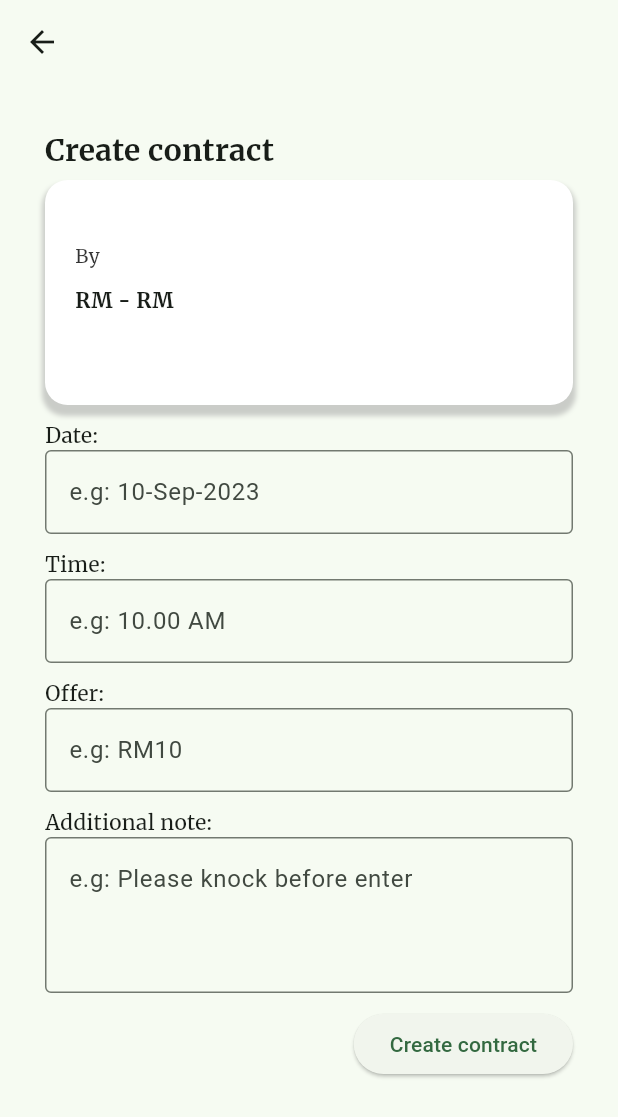
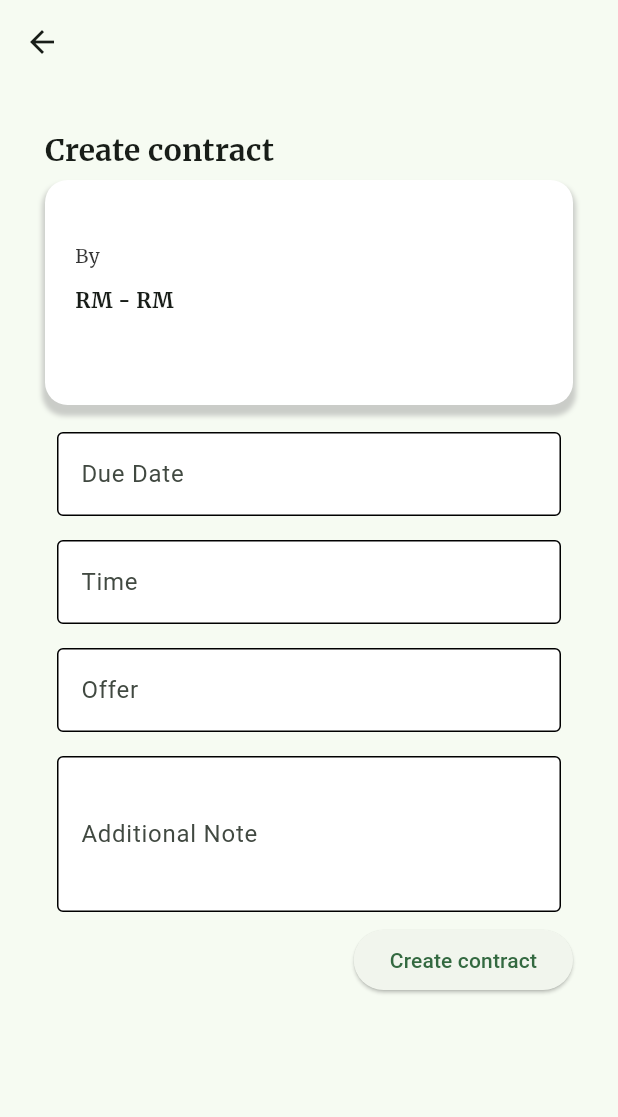
Before and after one commit to hakimnazry24/Fiverr-Clone-, a Flutter app: the CreateContractPage screen opened directly with empty values, on a phone screen of 412 x 824 dp. Shown: the top 1117 px of the screen. Run offline on Flutter 3.47's test engine with Material 3 defaults, Android fonts, the phone set to English and light mode, and no system bars; our stand-ins replace cloud_firestore, firebase_auth, firebase_core, google_fonts; accounts and stored records are empty.

Commit message:
update create contract page

```diff
--- a/lib/(contract)/contract_card.dart
+++ b/lib/(contract)/contract_card.dart
@@ -1,5 +1,5 @@
 import 'package:flutter/material.dart';
-import 'package:flutter_app/(contract)/createcontract.dart';
+import 'package:flutter_app/(contract)/createcontractpage.dart';
 
 class ContractCard extends StatelessWidget {
   var data;
--- a/lib/(contract)/createcontract.dart
+++ /dev/null
@@ -1,125 +0,0 @@
-import 'package:flutter/material.dart';
-import 'package:flutter_app/(gig)/service_card.dart';
-import 'package:flutter_app/(contract)/viewcontractspage.dart';
-
-class CreateContractPage extends StatelessWidget {
-  var data;
-  CreateContractPage({super.key, required this.data});
-
-  Future<void> createContract() async {}
-
-  @override
-  Widget build(BuildContext context) {
-    var dateController = TextEditingController();
-    var timeController = TextEditingController();
-    var offerController = TextEditingController();
-    var noteController = TextEditingController();
-
-    return Scaffold(
-      appBar: AppBar(),
-      body: ListView(children: [
-        Container(
-          padding: const EdgeInsets.all(30),
-
-          // width: double.infinity,
-          child: Column(
-            crossAxisAlignment: CrossAxisAlignment.stretch,
-            children: [
-              const Text(
-                "Create contract",
-                style: TextStyle(fontSize: 20, fontWeight: FontWeight.bold),
-              ),
-              const SizedBox(
-                height: 5,
-              ),
-              ServiceCard(
-                data: data,
-                isForDisplay: true,
-              ),
-              const SizedBox(
-                height: 10,
-              ),
-              const Text("Date:"),
-              SizedBox(
-                width: double.infinity,
-                child: TextField(
-                  decoration: const InputDecoration(
-                      border: OutlineInputBorder(),
-                      hintText: "e.g: 10-Sep-2023"),
-                  controller: dateController,
-                ),
-              ),
-              const SizedBox(
-                height: 10,
-              ),
-              const Text("Time:"),
-              SizedBox(
-                width: double.infinity,
-                child: TextField(
-                  decoration: const InputDecoration(
-                      border: OutlineInputBorder(), hintText: "e.g: 10.00 AM"),
-                  controller: timeController,
-                ),
-              ),
-              const SizedBox(
-                height: 10,
-              ),
-              const Text("Offer:"),
-              SizedBox(
-                width: double.infinity,
-                child: TextField(
-                  decoration: const InputDecoration(
-                      border: OutlineInputBorder(), hintText: "e.g: RM10"),
-                  controller: offerController,
-                ),
-              ),
-              const SizedBox(
-                height: 10,
-              ),
-              const Text("Additional note:"),
-              SizedBox(
-                width: double.infinity,
-                child: TextField(
-                  minLines: 3,
-                  maxLines: 4,
-                  decoration: const InputDecoration(
-                      border: OutlineInputBorder(),
-                      hintText: "e.g: Please knock before enter"),
-                  controller: noteController,
-                ),
-              ),
-              const SizedBox(
-                height: 10,
-              ),
-              SizedBox(
-                width: double.infinity,
-                child: Row(
-                  mainAxisAlignment: MainAxisAlignment.end,
-                  children: [
-                    ElevatedButton(
-                        onPressed: () async {
-                          try {
-                            await createContract();
-                            Navigator.pushReplacement(
-                                context,
-                                MaterialPageRoute(
-                                    builder: (_) => ViewContractsPage()));
-                          } catch (e) {
-                            showDialog(
-                                context: context,
-                                builder: (_) => AlertDialog(
-                                      content: Text("Something is wrong"),
-                                    ));
-                          }
-                        },
-                        child: Text("Create contract"))
-                  ],
-                ),
-              )
-            ],
-          ),
-        ),
-      ]),
-    );
-  }
-}
--- /dev/null
+++ b/lib/(contract)/createcontractpage.dart
@@ -0,0 +1,217 @@
+import 'package:flutter/material.dart';
+import 'package:flutter_app/(gig)/service_card.dart';
+import 'package:flutter_app/(contract)/viewcontractspage.dart';
+import 'package:intl/intl.dart';
+
+class CreateContractPage extends StatefulWidget {
+  var data;
+
+  CreateContractPage({super.key, required this.data});
+
+  @override
+  State<CreateContractPage> createState() => _CreateContractPageState();
+}
+
+class _CreateContractPageState extends State<CreateContractPage> {
+  Future<void> createContract() async {}
+   final _formKey = GlobalKey<FormState>();
+  final _dateController = TextEditingController();
+  final _timeController = TextEditingController();
+  final _offerController = TextEditingController();
+  final _additionalnoteController = TextEditingController();
+
+  Future<void> _selectDate(BuildContext context) async {
+    final DateTime? picked = await showDatePicker(
+      context: context,
+      initialDate: DateTime.now(),
+      firstDate: DateTime(2000),
+      lastDate: DateTime(2101),
+    );
+    if (picked != null) {
+      setState(() {
+        _dateController.text = DateFormat('yyyy-MM-dd').format(picked);
+      });
+    }
+  }
+
+  Future<void> _selectTime(BuildContext context) async {
+    final TimeOfDay? picked = await showTimePicker(
+      context: context,
+      initialTime: TimeOfDay.now(),
+    );
+    if (picked != null) {
+      setState(() {
+        _timeController.text = picked.format(context);
+      });
+    }
+  }
+
+  @override
+  void dispose() {
+    _dateController.dispose();
+    _timeController.dispose();
+    _offerController.dispose();
+    _additionalnoteController.dispose();
+    super.dispose();
+  }
+  @override
+  Widget build(BuildContext context) {
+
+    return Scaffold(
+      appBar: AppBar(),
+      body: ListView(children: [
+        Container(
+          padding: const EdgeInsets.all(30),
+
+          // width: double.infinity,
+          child: Column(
+            crossAxisAlignment: CrossAxisAlignment.stretch,
+            children: [
+              const Text(
+                "Create contract",
+                style: TextStyle(fontSize: 20, fontWeight: FontWeight.bold),
+              ),
+              const SizedBox(
+                height: 5,
+              ),
+              ServiceCard(
+                data: widget.data,
+                isForDisplay: true,
+              ),
+              const SizedBox(
+                height: 10,
+              ),
+                            Form(
+                key: _formKey,
+                child: Column(
+                  children: <Widget>[
+                    Container(
+                      padding: const EdgeInsets.all(8.0),
+                      child: TextFormField(
+                        controller: _dateController,
+                        decoration: const InputDecoration(
+                          labelText: 'Due Date',
+                          hintText: 'Enter the due date',
+                          focusedBorder: OutlineInputBorder(
+                            borderSide:  BorderSide(color: Colors.green, width: 2.0 )
+                          ),
+                          enabledBorder: OutlineInputBorder(
+                            borderSide: BorderSide(color: Colors.black, width: 1.0)
+                          ),
+                          filled: true,
+                          fillColor: Colors.white
+                        ),
+                        onTap: () => _selectDate(context),
+                        validator: (value) {
+                          if (value == null || value.isEmpty) {
+                            return 'Please enter the due date';
+                          }
+                          return null;
+                        },
+                      ),
+                    ),
+                    Container(
+                      padding: const EdgeInsets.all(8.0),
+                      child: TextFormField(
+                        controller: _timeController,
+                        decoration: const InputDecoration(
+                          labelText: 'Time',
+                          hintText: 'Enter the time',
+                          focusedBorder: OutlineInputBorder(
+                            borderSide:  BorderSide(color: Colors.green, width: 2.0 )
+                          ),
+                          enabledBorder: OutlineInputBorder(
+                            borderSide: BorderSide(color: Colors.black, width: 1.0)
+                          ),
+                          filled: true,
+                          fillColor: Colors.white
+                        ),
+                        onTap: () => _selectTime(context),
+                        validator: (value) {
+                          if (value == null || value.isEmpty) {
+                            return 'Please enter the time';
+                          }
+                          return null;
+                        },
+                      ),
+                    ),
+                    Container(
+                      padding: const EdgeInsets.all(8.0),
+                      child: TextFormField(
+                        controller: _offerController,
+                        decoration: const InputDecoration(
+                          labelText: 'Offer',
+                          hintText: 'RM',
+                          focusedBorder: OutlineInputBorder(
+                            borderSide:  BorderSide(color: Colors.green, width: 2.0 )
+                          ),
+                          enabledBorder: OutlineInputBorder(
+                            borderSide: BorderSide(color: Colors.black, width: 1.0)
+                          ),
+                          filled: true,
+                          fillColor: Colors.white
+                        ),
+                        keyboardType: TextInputType.number,
+                        validator: (value) {
+                          if (value == null || value.isEmpty) {
+                            return 'Please enter the offer amount';
+                          }
+                          return null;
+                        },
+                      ),
+                    ),
+                    Container(
+                      padding: const EdgeInsets.all(8.0),
+                      child: TextFormField(
+                        controller: _additionalnoteController,
+                        decoration: const InputDecoration(
+                          labelText: 'Additional Note',
+                          hintText: 'Enter additional notes',
+                          focusedBorder: OutlineInputBorder(
+                            borderSide:  BorderSide(color: Colors.green, width: 2.0 )
+                          ),
+                          enabledBorder: OutlineInputBorder(
+                            borderSide: BorderSide(color: Colors.black, width: 1.0)
+                          ),
+                          filled: true,
+                          fillColor: Colors.white
+                        ),
+                        maxLines: 3,
+                      ),
+                    ),
+
+                  ],
+                ),
+              ),
+              SizedBox(
+                width: double.infinity,
+                child: Row(
+                  mainAxisAlignment: MainAxisAlignment.end,
+                  children: [
+                    ElevatedButton(
+                        onPressed: () async {
+                          try {
+                            await createContract();
+                            Navigator.pushReplacement(
+                                context,
+                                MaterialPageRoute(
+                                    builder: (_) => ViewContractsPage()));
+                          } catch (e) {
+                            showDialog(
+                                context: context,
+                                builder: (_) => AlertDialog(
+                                      content: Text("Something is wrong"),
+                                    ));
+                          }
+                        },
+                        child: Text("Create contract"))
+                  ],
+                ),
+              )
+            ],
+          ),
+        ),
+      ]),
+    );
+  }
+}
--- a/lib/(gig)/service_card.dart
+++ b/lib/(gig)/service_card.dart
@@ -1,5 +1,5 @@
 import 'package:flutter/material.dart';
-import 'package:flutter_app/(contract)/createcontract.dart';
+import 'package:flutter_app/(contract)/createcontractpage.dart';
 
 class ServiceCard extends StatelessWidget {
   var data;
```
